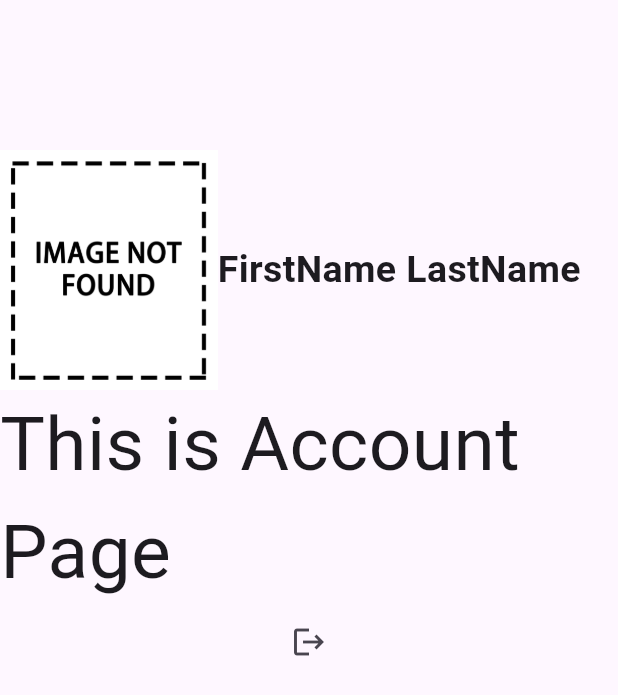
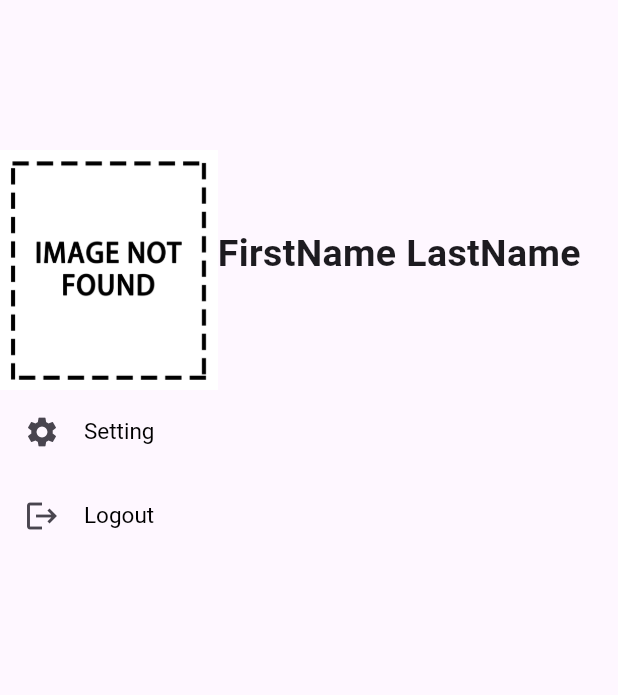
Before and after one commit to justnt47/Study_mobile_application, a Flutter app: the acc screen opened directly, on a phone screen of 412 x 824 dp. Shown: the top 695 px of the screen. Run offline on Flutter 3.47's test engine with Material 3 defaults, Android fonts, the phone set to English and light mode, and no system bars; our stand-ins replace cloud_firestore, firebase_auth, firebase_core; missing offline and left inert: flutter_image_slider; accounts and stored records are empty.

Commit message:
adding btn menu in accPage
and delete logout iconbtn from other page

```diff
--- a/lib/accPage.dart
+++ b/lib/accPage.dart
@@ -1,6 +1,7 @@
 import 'package:flutter/material.dart';
 import 'package:study_application/loginPage.dart';
 import 'package:study_application/main.dart';
+import 'package:firebase_auth/firebase_auth.dart';
 
 class acc extends StatefulWidget {
   acc({super.key});
@@ -10,6 +11,8 @@ class acc extends StatefulWidget {
 }
 
 class _accState extends State<acc> {
+  final user = FirebaseAuth.instance.currentUser;
+
   @override
   Widget build(BuildContext context) {
     return Scaffold(
@@ -26,20 +29,40 @@ class _accState extends State<acc> {
                   "images/Image_Not_found.jpg",
                   height: 160,
                 )),
-                Text("FirstName LastName",
-                    style:
-                        TextStyle(fontSize: 25, fontWeight: FontWeight.bold)),
+                Column(
+                  children: [
+                    Text("FirstName LastName",
+                        style: TextStyle(
+                            fontSize: 25, fontWeight: FontWeight.bold)),
+                    Text("${user!.email}"),
+                  ],
+                ),
               ],
             ),
-            Text(
-              "This is Account Page",
-              style: TextStyle(fontSize: 50),
+            ListTile(
+              leading: Icon(Icons.settings),
+              title: Text(
+                "Setting",
+                style: TextStyle(
+                  fontSize: 15.0,
+                  color: Colors.black,
+                  letterSpacing: 0,
+                ),
+              ),
+              onTap: () => true,
             ),
-            IconButton(
-                onPressed: () {
-                  Navigator.pop(context);
-                },
-                icon: Icon(Icons.logout)),
+            ListTile(
+              leading: Icon(Icons.logout),
+              title: Text(
+                "Logout",
+                style: TextStyle(
+                  fontSize: 15.0,
+                  color: Colors.black,
+                  letterSpacing: 0,
+                ),
+              ),
+              onTap: () => Navigator.pop(context),
+            ),
           ],
         ),
       ),
--- a/lib/bookMarkPage.dart
+++ b/lib/bookMarkPage.dart
@@ -23,11 +23,6 @@ class _bookmarkState extends State<bookmark> {
                 "This is bookmark Page",
                 style: TextStyle(fontSize: 50),
               ),
-              IconButton(
-                  onPressed: () {
-                    Navigator.pop(context);
-                  },
-                  icon: Icon(Icons.logout)),
             ],
           ),
         ),
--- a/lib/lessonPage.dart
+++ b/lib/lessonPage.dart
@@ -24,11 +24,6 @@ class _lessonState extends State<lesson> {
                 "This is My lesson Page",
                 style: TextStyle(fontSize: 50),
               ),
-              IconButton(
-                  onPressed: () {
-                    Navigator.pop(context);
-                  },
-                  icon: Icon(Icons.logout)),
             ],
           ),
         ),
```
